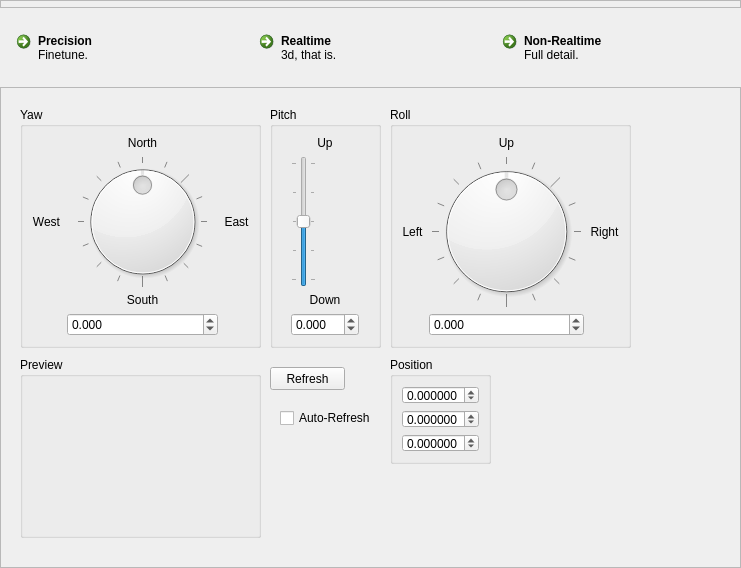
Old version of the form src/qt-frontend/CosyGui/navigationwindow.ui in the repository phresnel/picogen.
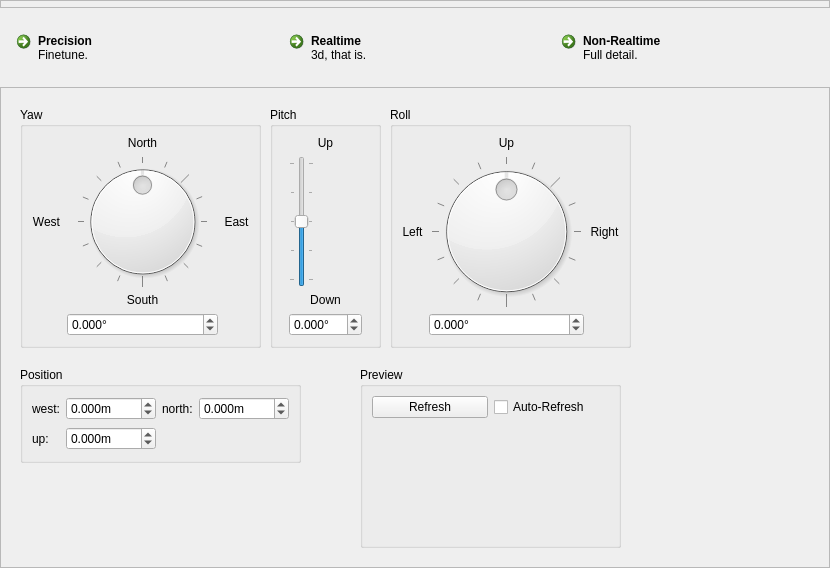
New version of the form. Custom widgets are drawn as their Qt base class.

Commit message: layout changes for NavigationWindow

Patch:
```diff
--- a/src/qt-frontend/CosyGui/navigationwindow.ui
+++ b/src/qt-frontend/CosyGui/navigationwindow.ui
@@ -6,7 +6,7 @@
    <rect>
     <x>0</x>
     <y>0</y>
-    <width>741</width>
+    <width>830</width>
     <height>568</height>
    </rect>
   </property>
@@ -199,6 +199,9 @@
                <property name="wrapping">
                 <bool>true</bool>
                </property>
+               <property name="suffix">
+                <string>°</string>
+               </property>
                <property name="decimals">
                 <number>3</number>
                </property>
@@ -251,6 +254,9 @@
              </item>
              <item row="3" column="0">
               <widget class="QDoubleSpinBox" name="pitchSpin">
+               <property name="suffix">
+                <string>°</string>
+               </property>
                <property name="decimals">
                 <number>3</number>
                </property>
@@ -354,6 +360,9 @@
                <property name="wrapping">
                 <bool>true</bool>
                </property>
+               <property name="suffix">
+                <string>°</string>
+               </property>
                <property name="decimals">
                 <number>3</number>
                </property>
@@ -372,56 +381,62 @@
          <widget class="QGroupBox" name="previewGroupBox">
           <property name="geometry">
            <rect>
-            <x>10</x>
-            <y>260</y>
-            <width>241</width>
+            <x>350</x>
+            <y>270</y>
+            <width>261</width>
             <height>181</height>
            </rect>
           </property>
           <property name="title">
            <string>Preview</string>
           </property>
-          <widget class="RenderWidget" name="redshiftWidget" native="true">
-           <property name="geometry">
-            <rect>
-             <x>9</x>
-             <y>19</y>
-             <width>221</width>
-             <height>151</height>
-            </rect>
-           </property>
-          </widget>
-         </widget>
-         <widget class="QPushButton" name="refreshButton">
-          <property name="geometry">
-           <rect>
-            <x>260</x>
-            <y>270</y>
-            <width>75</width>
-            <height>23</height>
-           </rect>
-          </property>
-          <property name="text">
-           <string>Refresh</string>
-          </property>
+          <layout class="QGridLayout" name="gridLayout_4">
+           <item row="0" column="0">
+            <widget class="QPushButton" name="refreshButton">
+             <property name="text">
+              <string>Refresh</string>
+             </property>
+            </widget>
+           </item>
+           <item row="1" column="0" colspan="2">
+            <widget class="RenderWidget" name="redshiftWidget" native="true"/>
+           </item>
+           <item row="0" column="1">
+            <widget class="QCheckBox" name="autoRefreshCheckBox">
+             <property name="text">
+              <string>Auto-Refresh</string>
+             </property>
+            </widget>
+           </item>
+          </layout>
          </widget>
          <widget class="QGroupBox" name="groupBox_4">
           <property name="geometry">
            <rect>
-            <x>380</x>
-            <y>260</y>
-            <width>101</width>
-            <height>107</height>
+            <x>10</x>
+            <y>270</y>
+            <width>281</width>
+            <height>96</height>
            </rect>
           </property>
           <property name="title">
            <string>Position</string>
           </property>
-          <layout class="QVBoxLayout" name="verticalLayout_5">
-           <item>
+          <layout class="QGridLayout" name="gridLayout_5">
+           <item row="0" column="0" colspan="2">
+            <widget class="QLabel" name="label_9">
+             <property name="text">
+              <string>west:</string>
+             </property>
+            </widget>
+           </item>
+           <item row="0" column="2">
             <widget class="QDoubleSpinBox" name="xSpin">
+             <property name="suffix">
+              <string>m</string>
+             </property>
              <property name="decimals">
-              <number>6</number>
+              <number>3</number>
              </property>
              <property name="minimum">
               <double>-999999999.000000000000000</double>
@@ -431,23 +446,43 @@
              </property>
             </widget>
            </item>
-           <item>
-            <widget class="QDoubleSpinBox" name="ySpin">
-             <property name="decimals">
-              <number>6</number>
+           <item row="0" column="3">
+            <widget class="QLabel" name="label_11">
+             <property name="text">
+              <string>north:</string>
              </property>
-             <property name="minimum">
-              <double>-999999999.000000000000000</double>
-             </property>
-             <property name="maximum">
-              <double>999999999.000000000000000</double>
-             </property>
             </widget>
            </item>
-           <item>
+           <item row="0" column="4">
             <widget class="QDoubleSpinBox" name="zSpin">
+             <property name="suffix">
+              <string>m</string>
+             </property>
              <property name="decimals">
-              <number>6</number>
+              <number>3</number>
+             </property>
+             <property name="minimum">
+              <double>-999999999.000000000000000</double>
+             </property>
+             <property name="maximum">
+              <double>999999999.000000000000000</double>
+             </property>
+            </widget>
+           </item>
+           <item row="1" column="0">
+            <widget class="QLabel" name="label_12">
+             <property name="text">
+              <string>up:</string>
+             </property>
+            </widget>
+           </item>
+           <item row="1" column="2">
+            <widget class="QDoubleSpinBox" name="ySpin">
+             <property name="suffix">
+              <string>m</string>
+             </property>
+             <property name="decimals">
+              <number>3</number>
              </property>
              <property name="minimum">
               <double>-999999999.000000000000000</double>
@@ -459,19 +494,6 @@
            </item>
           </layout>
          </widget>
-         <widget class="QCheckBox" name="autoRefreshCheckBox">
-          <property name="geometry">
-           <rect>
-            <x>270</x>
-            <y>310</y>
-            <width>111</width>
-            <height>22</height>
-           </rect>
-          </property>
-          <property name="text">
-           <string>Auto-Refresh</string>
-          </property>
-         </widget>
         </widget>
         <widget class="QWidget" name="page_2"/>
        </widget>
```
The commit also changes 1 other file.
